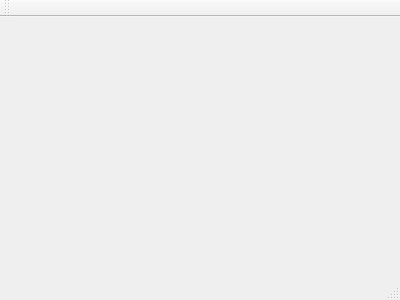
This is src/mainwindow.ui in JDeeth/TPS-Report as Qt 5 draws it before an edit. The edited form follows.
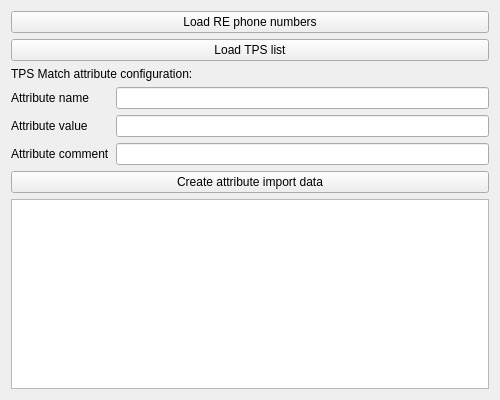
This is the edited form.

Commit message: Sketch out UI

Diff of the .ui file:
```diff
--- a/src/mainwindow.ui
+++ b/src/mainwindow.ui
@@ -1,24 +1,92 @@
 <ui version="4.0">
  <class>MainWindow</class>
- <widget class="QMainWindow" name="MainWindow" >
-  <property name="geometry" >
+ <widget class="QMainWindow" name="MainWindow">
+  <property name="geometry">
    <rect>
     <x>0</x>
     <y>0</y>
-    <width>400</width>
-    <height>300</height>
+    <width>500</width>
+    <height>400</height>
    </rect>
   </property>
   <property name="windowTitle" >
    <string>MainWindow</string>
   </property>
-  <widget class="QMenuBar" name="menuBar" />
-  <widget class="QToolBar" name="mainToolBar" />
-  <widget class="QWidget" name="centralWidget" />
-  <widget class="QStatusBar" name="statusBar" />
+  <widget class="QWidget" name="centralWidget">
+   <layout class="QVBoxLayout" name="verticalLayout">
+    <item>
+     <layout class="QVBoxLayout" name="verticalLayout_2">
+      <item>
+       <widget class="QPushButton" name="LoadREPhones">
+        <property name="text">
+         <string>Load RE phone numbers</string>
+        </property>
+       </widget>
+      </item>
+      <item>
+       <widget class="QPushButton" name="LoadTPS">
+        <property name="text">
+         <string>Load TPS list</string>
+        </property>
+       </widget>
+      </item>
+      <item>
+       <widget class="QLabel" name="label_5">
+        <property name="text">
+         <string>TPS Match attribute configuration:</string>
+        </property>
+       </widget>
+      </item>
+      <item>
+       <layout class="QGridLayout" name="gridLayout">
+        <item row="0" column="2">
+         <widget class="QLineEdit" name="AttrName"/>
+        </item>
+        <item row="1" column="0">
+         <widget class="QLabel" name="label_2">
+          <property name="text">
+           <string>Attribute value</string>
+          </property>
+         </widget>
+        </item>
+        <item row="0" column="0">
+         <widget class="QLabel" name="label">
+          <property name="text">
+           <string>Attribute name</string>
+          </property>
+         </widget>
+        </item>
+        <item row="2" column="0">
+         <widget class="QLabel" name="label_3">
+          <property name="text">
+           <string>Attribute comment</string>
+          </property>
+         </widget>
+        </item>
+        <item row="2" column="2">
+         <widget class="QLineEdit" name="AttrComment"/>
+        </item>
+        <item row="1" column="2">
+         <widget class="QLineEdit" name="AttrValue"/>
+        </item>
+       </layout>
+      </item>
+     </layout>
+    </item>
+    <item>
+     <widget class="QPushButton" name="MakeImportData">
+      <property name="text">
+       <string>Create attribute import data</string>
+      </property>
+     </widget>
+    </item>
+    <item>
+     <widget class="QTableView" name="PhoneTable"/>
+    </item>
+   </layout>
+  </widget>
  </widget>
- <layoutDefault spacing="6" margin="11" />
- <pixmapfunction></pixmapfunction>
+ <layoutdefault spacing="6" margin="11"/>
  <resources/>
  <connections/>
 </ui>
```
Left out of the diff: 3 changed lines with no effect on the pictures. The commit also changes 2 other files.
